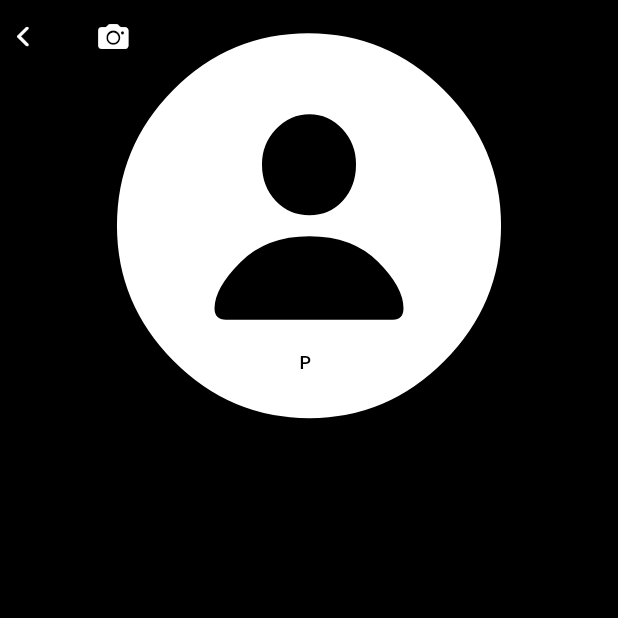
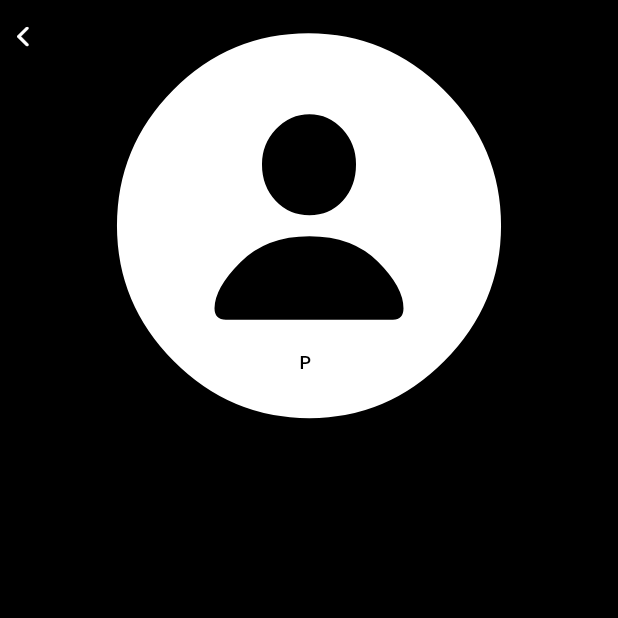
Before and after one commit to Mangulabnan-Bernard/contacts_activity, a Flutter app: the Contact screen opened directly, on a phone screen of 412 x 824 dp, the top half of it. Run offline on Flutter 3.47's test engine with Material 3 defaults, Android fonts, the light colour scheme and no system bars; our stand-ins replace hive, hive_flutter; missing offline and left inert: flutter_file_dialog; accounts and stored records are empty; project files that could hold a hidden picture were left out.

Commit message:
new version

```diff
--- a/lib/contact.dart
+++ b/lib/contact.dart
@@ -92,13 +92,7 @@ class _ContactState extends State<Contact> {
                             Navigator.pop(context);
                           },
                         ),
-                        CupertinoButton(
-                          child: Icon(
-                            CupertinoIcons.photo_camera_solid,
-                            color: CupertinoColors.white,
-                          ),
-                          onPressed: _replaceImage,
-                        ),
+
                       ],
                     ),
                   ),
--- a/pubspec.yaml
+++ b/pubspec.yaml
@@ -16,7 +16,7 @@ publish_to: 'none' # Remove this line if you wish to publish to pub.dev
 # https://developer.apple.com/library/archive/documentation/General/Reference/InfoPlistKeyReference/Articles/CoreFoundationKeys.html
 # In Windows, build-name is used as the major, minor, and patch parts
 # of the product and file versions while build-number is used as the build suffix.
-version: 1.0.0+1
+version: 1.0.0+2
 
 environment:
   sdk: ^3.6.2
```
Also changed, not shown: lib/main.dart (+17 -2 lines).
